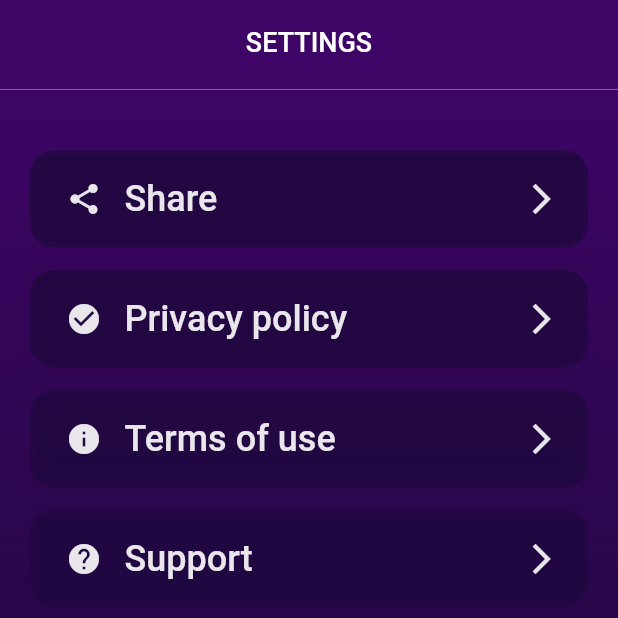
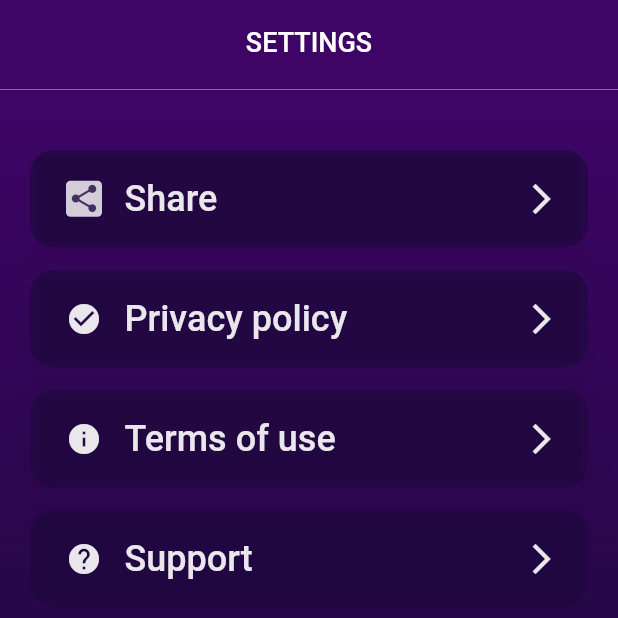
Before and after one commit to GhostuSs/daily_planner, a Flutter app: the SettingsScreen screen opened directly, on a phone screen of 412 x 824 dp, the top half of it. Run offline on Flutter 3.47's test engine with Material 2 defaults, Android fonts, the phone set to English and light mode, and no system bars; our stand-ins replace flutter_rating_bar, page_transition, shared_preferences, table_calendar; accounts and stored records are empty; Roboto replaces fonts that are missing (JosefinSans-Light, JosefinSans-SemiBold).

Commit message:
'edits V.2'

```diff
--- a/lib/presentation/components/cards/settings_card.dart
+++ b/lib/presentation/components/cards/settings_card.dart
@@ -30,7 +30,26 @@ const RawCard({required this.text, required this.onPressed, required this.icon})
                 children: [
                   Padding(
                       padding: const EdgeInsets.only(left: 20,right: 15),
-                      child: Icon(
+                      child: icon==Icons.share_rounded
+                          ? Container(
+                        padding: EdgeInsets.all(1),
+                        width: 24,
+                        height: 24,
+                        decoration: BoxDecoration(
+                          color: textWhite.withOpacity(0.8),
+                          borderRadius: BorderRadius.circular(3)
+                        ),
+                        child: Column(
+                          crossAxisAlignment: CrossAxisAlignment.center,
+                          mainAxisAlignment: MainAxisAlignment.center,
+                          children: [Icon(
+                            icon,
+                            color: Color(0xCC210741).withOpacity(0.8),
+                            size: 22,
+                          )],
+                        ),
+                      )
+                          : Icon(
                         icon,
                         color: textWhite.withOpacity(0.9),
                         size: 24,
```
